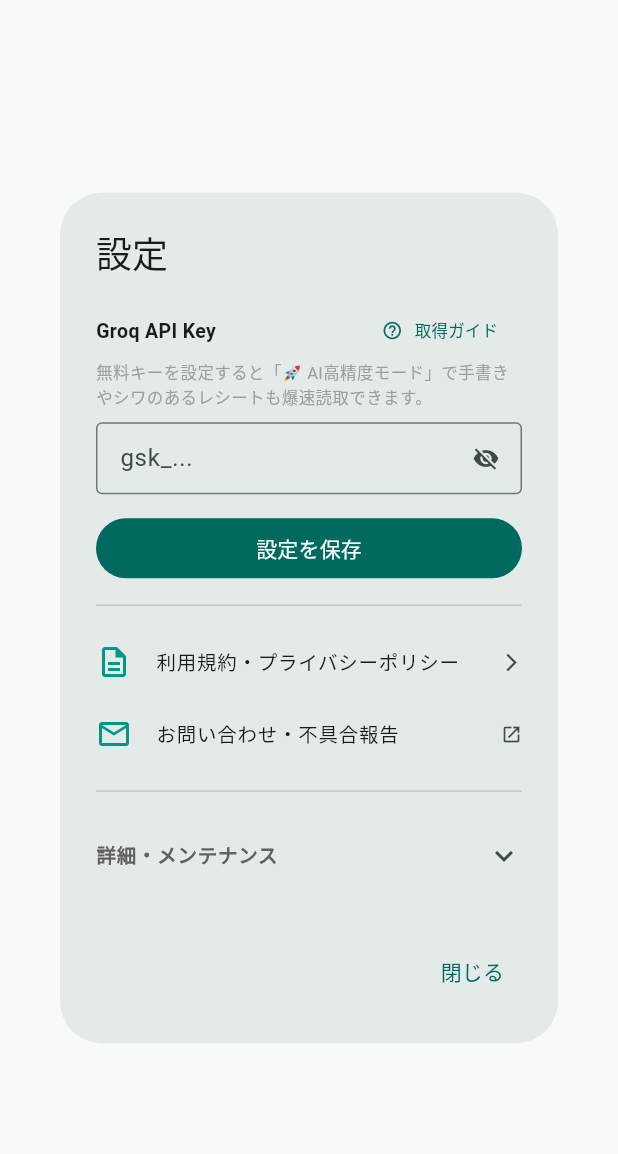
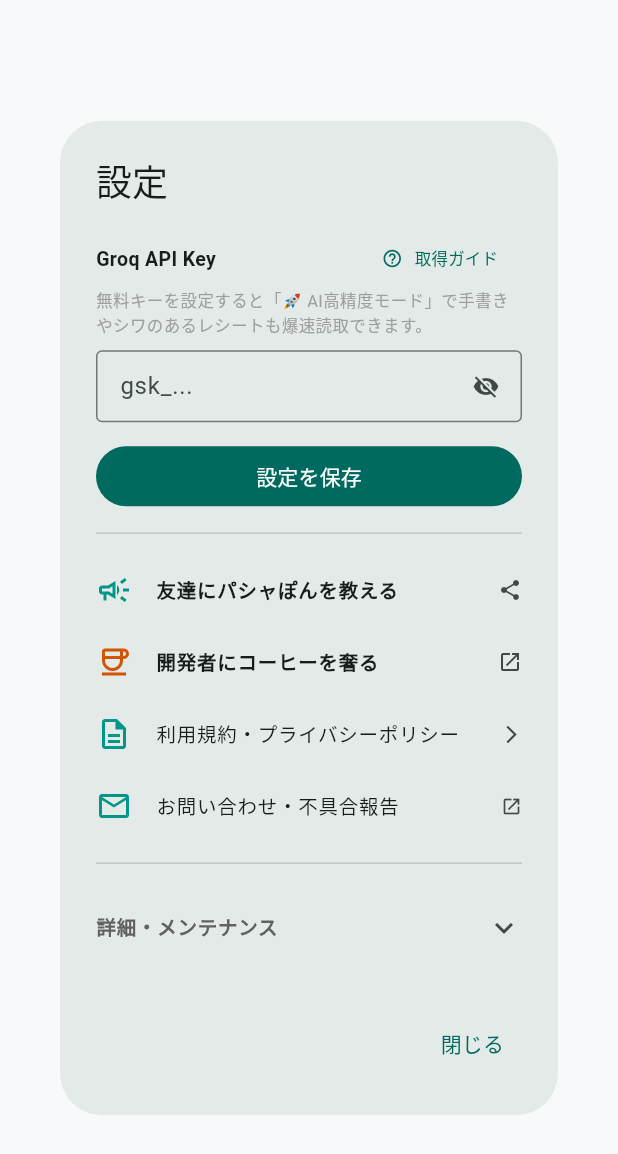
Before and after one commit to chikunoshow-creator/pashapon, a Flutter app: the SettingsDialog widget shown alone on an empty page, opened directly, on a phone screen of 412 x 824 dp. Shown: the top 1154 px of the screen. Run offline on Flutter 3.47's test engine with Material 3 defaults, Android fonts, the phone set to English and light mode, and no system bars; our stand-ins replace flutter_riverpod, image_picker, share_plus, shared_preferences; missing offline and left inert: dart:html, dart:js_util, dart:ui_web; accounts and stored records are empty.

Commit message:
feat: v1.4.1 設定画面にSNS拡散ボタンとBuy Me a Coffeeリンクを先行追加

```diff
--- a/lib/core/constants/app_constants.dart
+++ b/lib/core/constants/app_constants.dart
@@ -1,12 +1,19 @@
 class AppConstants {
   // アプリ基本情報
   static const String appName = 'パシャぽん';
-  static const String appVersion = '1.4.0'; // ★v1.4.0に更新！
+  static const String appVersion = '1.4.1'; // ★v1.4.1に更新！
   static const String appTagline = '撮って、まとめて、サクッと共有';
 
   // 外部リンク
   static const String contactFormUrl = 'https://forms.gle/tiorxEaCJcU2SgRY9';
   static const String groqConsoleUrl = 'https://console.groq.com';
+  // ★Buy Me a Coffee 支援ページ
+  static const String bmacUrl = 'https://www.buymeacoffee.com/chikunoshow';
+
+  // ★SNS拡散用定数
+  static const String appUrl = 'https://chikunoshow-creator.github.io/pashapon/';
+  static const String shareAppText =
+      'レシートをパシャッと撮るだけで日付・店名・合計金額を自動集計！登録不要・サーバー保存なしの安心設計『パシャぽん』🧾✨\n$appUrl';
 
   // Groq API 設定
   static const String groqApiEndpoint = 'https://api.groq.com/openai/v1/chat/completions';
--- a/lib/views/settings/settings_dialog.dart
+++ b/lib/views/settings/settings_dialog.dart
@@ -2,6 +2,7 @@
 import 'dart:html' as html;
 import 'package:flutter/material.dart';
 import 'package:flutter_riverpod/flutter_riverpod.dart';
+import 'package:share_plus/share_plus.dart';
 import '../../core/constants/app_constants.dart';
 import '../../providers/settings_provider.dart';
 import '../widgets/error_log_dialog.dart';
@@ -16,7 +17,6 @@ class SettingsDialog extends ConsumerStatefulWidget {
 class _SettingsDialogState extends ConsumerState<SettingsDialog> {
   late TextEditingController _apiKeyController;
   bool _obscureApiKey = true;
-  bool _forceLocalOcr = false;
   bool _isReloading = false;
 
   @override
@@ -24,7 +24,6 @@ class _SettingsDialogState extends ConsumerState<SettingsDialog> {
     super.initState();
     final settings = ref.read(settingsProvider);
     _apiKeyController = TextEditingController(text: settings.apiKey);
-    _forceLocalOcr = settings.forceLocalOcr;
   }
 
   @override
@@ -62,7 +61,25 @@ class _SettingsDialogState extends ConsumerState<SettingsDialog> {
     html.window.location.href = newUri.toString();
   }
 
-  // ★【初心者向け】APIキー取得ガイドダイアログ
+  // ★【SNS拡散】Web Share呼び出し ＆ X投稿インテントフォールバック
+  Future<void> _shareApp() async {
+    try {
+      await Share.share(
+        AppConstants.shareAppText,
+        subject: 'パシャぽん - レシート家計簿サポート',
+      );
+    } catch (_) {
+      // Web Share非対応環境（PC等）向けのXポストフォールバック
+      final tweetUrl = 'https://twitter.com/intent/tweet?text=${Uri.encodeComponent(AppConstants.shareAppText)}';
+      html.window.open(tweetUrl, '_blank');
+    }
+  }
+
+  // ★【Buy Me a Coffee を開く】
+  void _openBuyMeACoffee() {
+    html.window.open(AppConstants.bmacUrl, '_blank');
+  }
+
   void _showApiKeyGuide() {
     showDialog(
       context: context,
@@ -155,7 +172,6 @@ class _SettingsDialogState extends ConsumerState<SettingsDialog> {
                   'Groq API Key',
                   style: TextStyle(fontSize: 13, fontWeight: FontWeight.bold),
                 ),
-                // ★初心者向けガイド導線
                 TextButton.icon(
                   style: TextButton.styleFrom(visualDensity: VisualDensity.compact),
                   icon: const Icon(Icons.help_outline, size: 14),
@@ -206,21 +222,64 @@ class _SettingsDialogState extends ConsumerState<SettingsDialog> {
             const Divider(height: 28),
 
             // ==========================================
-            // 2. 【サポート・アプリ情報】
+            // 2. 【サポート・アプリ情報】（★縦並びで配置崩れ完全防止）
             // ==========================================
+            // ① 友達にパシャぽんを教える（SNS拡散）
+            ListTile(
+              dense: true,
+              contentPadding: EdgeInsets.zero,
+              leading: const Icon(Icons.campaign_outlined, color: Colors.teal),
+              title: const Text(
+                '友達にパシャぽんを教える',
+                style: TextStyle(fontSize: 13, fontWeight: FontWeight.w600),
+                maxLines: 1,
+                overflow: TextOverflow.ellipsis,
+              ),
+              trailing: const Icon(Icons.share, size: 16),
+              onTap: _shareApp,
+            ),
+
+            // ② 開発者にコーヒーを奢る（Buy Me a Coffee）
+            ListTile(
+              dense: true,
+              contentPadding: EdgeInsets.zero,
+              leading: const Icon(Icons.coffee_outlined, color: Color(0xFFD35400)),
+              title: const Text(
+                '開発者にコーヒーを奢る',
+                style: TextStyle(fontSize: 13, fontWeight: FontWeight.w600),
+                maxLines: 1,
+                overflow: TextOverflow.ellipsis,
+              ),
+              trailing: const Icon(Icons.open_in_new, size: 16),
+              onTap: _openBuyMeACoffee,
+            ),
+
+            // ③ 利用規約・プライバシーポリシー
             ListTile(
               dense: true,
               contentPadding: EdgeInsets.zero,
               leading: const Icon(Icons.description_outlined, color: Colors.teal),
-              title: const Text('利用規約・プライバシーポリシー', style: TextStyle(fontSize: 13)),
+              title: const Text(
+                '利用規約・プライバシーポリシー',
+                style: TextStyle(fontSize: 13),
+                maxLines: 1,
+                overflow: TextOverflow.ellipsis,
+              ),
               trailing: const Icon(Icons.arrow_forward_ios, size: 14),
               onTap: _showTermsDialog,
             ),
+
+            // ④ お問い合わせ・不具合報告
             ListTile(
               dense: true,
               contentPadding: EdgeInsets.zero,
               leading: const Icon(Icons.mail_outline, color: Colors.teal),
-              title: const Text('お問い合わせ・不具合報告', style: TextStyle(fontSize: 13)),
+              title: const Text(
+                'お問い合わせ・不具合報告',
+                style: TextStyle(fontSize: 13),
+                maxLines: 1,
+                overflow: TextOverflow.ellipsis,
+              ),
               trailing: const Icon(Icons.open_in_new, size: 14),
               onTap: _openContactForm,
             ),
@@ -240,7 +299,6 @@ class _SettingsDialogState extends ConsumerState<SettingsDialog> {
                 ),
                 children: [
                   const SizedBox(height: 8),
-                  // ★モデル直接入力欄は撤廃！自動フォールバックが稼働している旨を案内
                   Container(
                     width: double.infinity,
                     padding: const EdgeInsets.all(10),
```
